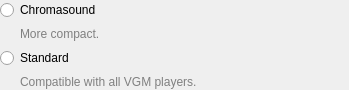
nirjacobson/Chromasound-Studio, file dialogs/settings/playbacksettingswidget.ui: the form before one commit.
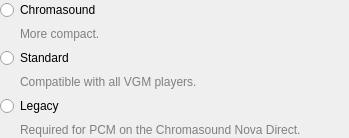
The form after the commit.

Commit message: introduce legacy VGM format; silence 6th YM2612 FM channel when DAC is on and format is not Chromasound

```diff
--- a/dialogs/settings/playbacksettingswidget.ui
+++ b/dialogs/settings/playbacksettingswidget.ui
@@ -7,7 +7,7 @@
     <x>0</x>
     <y>0</y>
     <width>349</width>
-    <height>90</height>
+    <height>138</height>
    </rect>
   </property>
   <property name="windowTitle">
@@ -66,6 +66,26 @@
      </property>
     </widget>
    </item>
+   <item>
+    <widget class="QRadioButton" name="legacyRadioButton">
+     <property name="text">
+      <string>Legacy</string>
+     </property>
+    </widget>
+   </item>
+   <item>
+    <widget class="QLabel" name="legacyLabel">
+     <property name="styleSheet">
+      <string notr="true">color: gray;</string>
+     </property>
+     <property name="text">
+      <string>Required for PCM on the Chromasound Nova Direct.</string>
+     </property>
+     <property name="indent">
+      <number>20</number>
+     </property>
+    </widget>
+   </item>
   </layout>
  </widget>
  <resources/>
```
The commit also changes 19 other files.
